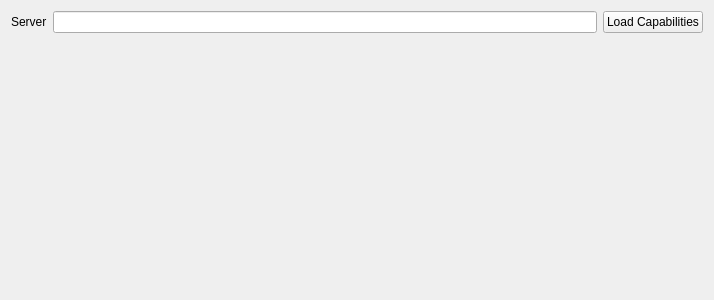
Above: src/ICreateMapWMS.ui from ntruchsess/QLandkarteGT before the change. Below: the same form after it.
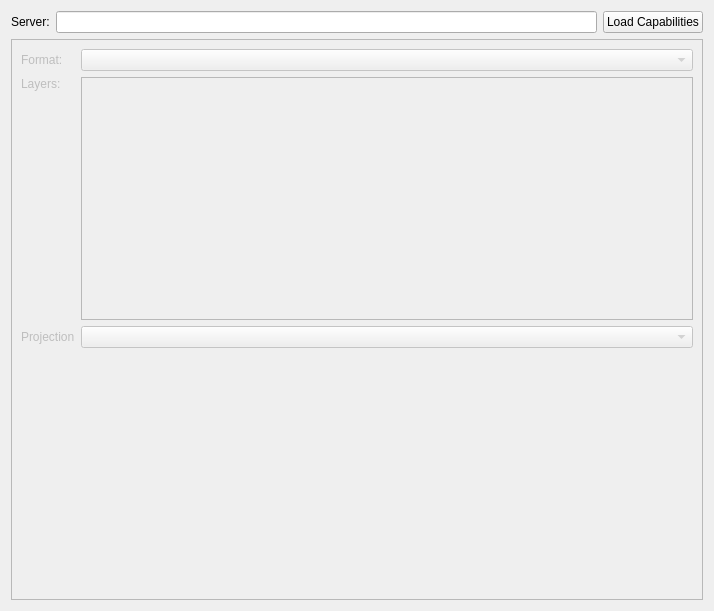
That is the form after the change.

The edit to the form file:
```diff
--- a/src/ICreateMapWMS.ui
+++ b/src/ICreateMapWMS.ui
@@ -6,7 +6,7 @@
     <x>0</x>
     <y>0</y>
     <width>714</width>
-    <height>300</height>
+    <height>611</height>
    </rect>
   </property>
   <property name="windowTitle" >
@@ -18,7 +18,7 @@
      <item>
       <widget class="QLabel" name="label" >
        <property name="text" >
-        <string>Server</string>
+        <string>Server:</string>
        </property>
       </widget>
      </item>
@@ -35,6 +35,51 @@
     </layout>
    </item>
    <item>
+    <widget class="QFrame" name="frame" >
+     <property name="enabled" >
+      <bool>false</bool>
+     </property>
+     <property name="frameShape" >
+      <enum>QFrame::StyledPanel</enum>
+     </property>
+     <property name="frameShadow" >
+      <enum>QFrame::Raised</enum>
+     </property>
+     <layout class="QGridLayout" name="gridLayout" >
+      <item row="0" column="0" >
+       <widget class="QLabel" name="label_2" >
+        <property name="text" >
+         <string>Format:</string>
+        </property>
+       </widget>
+      </item>
+      <item row="0" column="1" >
+       <widget class="QComboBox" name="comboFormat" />
+      </item>
+      <item row="1" column="0" >
+       <widget class="QLabel" name="label_3" >
+        <property name="text" >
+         <string>Layers:</string>
+        </property>
+        <property name="alignment" >
+         <set>Qt::AlignLeading|Qt::AlignLeft|Qt::AlignTop</set>
+        </property>
+       </widget>
+      </item>
+      <item row="1" column="1" >
+       <widget class="QListWidget" name="listLayers" />
+      </item>
+      <item row="2" column="0" >
+       <widget class="QLabel" name="label_4" >
+        <property name="text" >
+         <string>Projection</string>
+        </property>
+       </widget>
+      </item>
+      <item row="2" column="1" >
+       <widget class="QComboBox" name="comboProjection" />
+      </item>
+      <item row="3" column="1" >
     <spacer name="verticalSpacer" >
      <property name="orientation" >
       <enum>Qt::Vertical</enum>
@@ -42,10 +87,13 @@
      <property name="sizeHint" stdset="0" >
       <size>
        <width>20</width>
-       <height>247</height>
+          <height>40</height>
       </size>
      </property>
     </spacer>
+      </item>
+     </layout>
+    </widget>
    </item>
   </layout>
  </widget>
```
Lines whose indentation alone changed are shown as unchanged.
